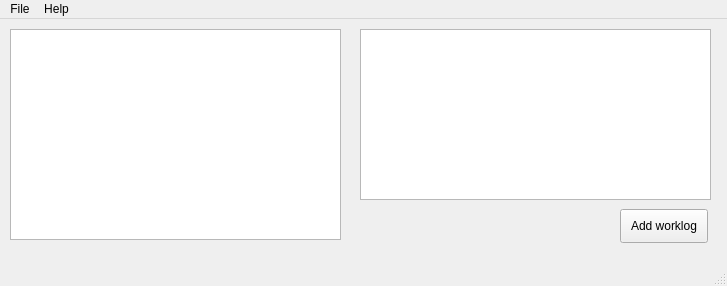
Old version of the form source/mainwindow.ui in the repository jaapgeurts/tasklogger.
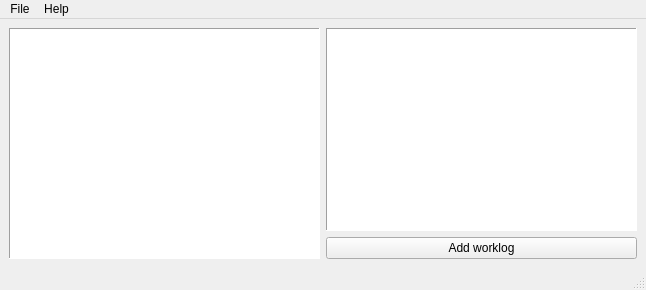
New version of the form.

Commit message: Added allow adding tasks and task dialog

```diff
--- a/source/mainwindow.ui
+++ b/source/mainwindow.ui
@@ -6,57 +6,50 @@
    <rect>
     <x>0</x>
     <y>0</y>
-    <width>727</width>
-    <height>286</height>
+    <width>646</width>
+    <height>290</height>
    </rect>
   </property>
   <property name="windowTitle">
    <string>MainWindow</string>
   </property>
   <widget class="QWidget" name="centralwidget">
+   <layout class="QGridLayout" name="gridLayout">
+    <item row="0" column="0" rowspan="2">
    <widget class="QTreeView" name="taskTreeView">
-    <property name="geometry">
-     <rect>
-      <x>10</x>
-      <y>10</y>
-      <width>331</width>
-      <height>211</height>
-     </rect>
-    </property>
-   </widget>
+      <property name="contextMenuPolicy">
+       <enum>Qt::CustomContextMenu</enum>
+      </property>
+      <property name="frameShape">
+       <enum>QFrame::Panel</enum>
+      </property>
+     </widget>
+    </item>
+    <item row="0" column="1">
    <widget class="QTableView" name="workLogTableView">
-    <property name="geometry">
-     <rect>
-      <x>360</x>
-      <y>10</y>
-      <width>351</width>
-      <height>171</height>
-     </rect>
-    </property>
     <property name="contextMenuPolicy">
      <enum>Qt::CustomContextMenu</enum>
     </property>
-   </widget>
+      <property name="frameShape">
+       <enum>QFrame::Panel</enum>
+      </property>
+     </widget>
+    </item>
+    <item row="1" column="1">
    <widget class="QPushButton" name="btnAddWorkLog">
-    <property name="geometry">
-     <rect>
-      <x>620</x>
-      <y>190</y>
-      <width>88</width>
-      <height>34</height>
-     </rect>
-    </property>
     <property name="text">
      <string>Add worklog</string>
     </property>
    </widget>
+    </item>
+   </layout>
   </widget>
   <widget class="QMenuBar" name="menubar">
    <property name="geometry">
     <rect>
      <x>0</x>
      <y>0</y>
-     <width>727</width>
+     <width>646</width>
      <height>30</height>
     </rect>
    </property>
```
Lines whose indentation alone changed are shown as unchanged. The commit also changes 7 other files.
